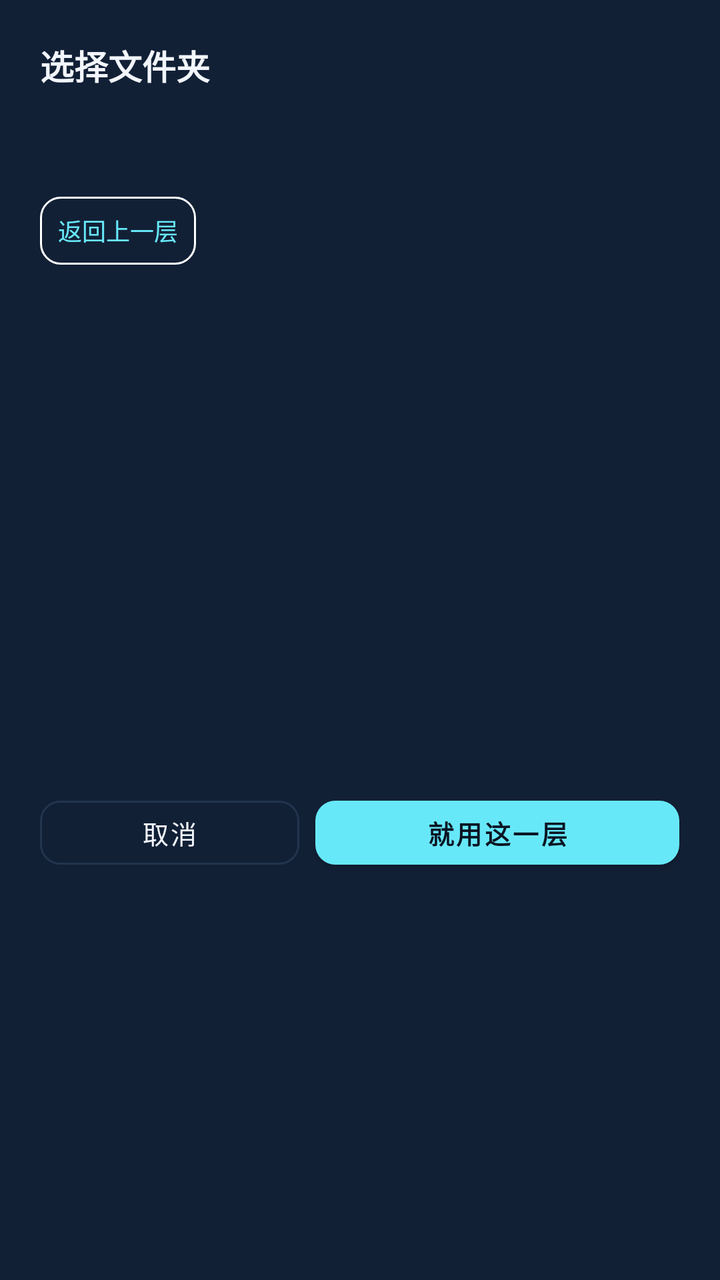
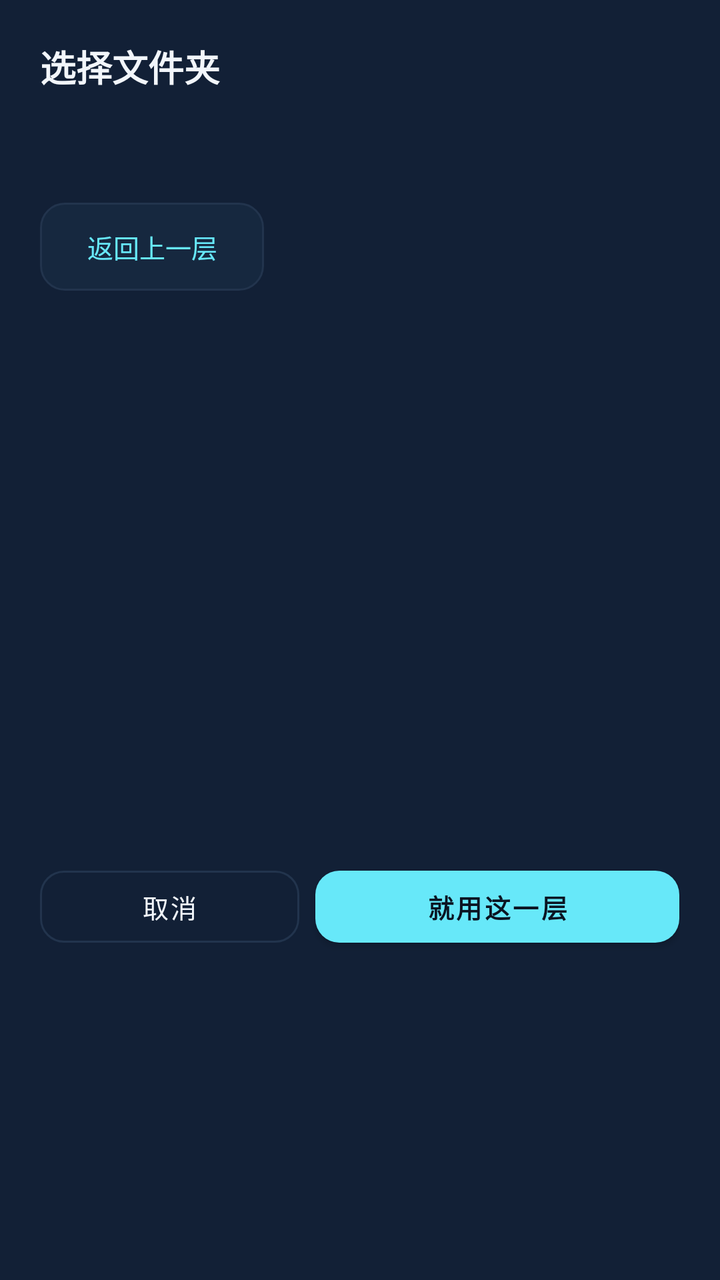

Two renders of the same Android screen: before a commit and after it. Below are the layout's source before the change and the commit's diff.
<!-- AndroidManifest.xml: application theme Theme.GazeReel -->
<!-- res/layout/dialog_folder.xml -->
<?xml version="1.0" encoding="utf-8"?>
<LinearLayout xmlns:android="http://schemas.android.com/apk/res/android"
    xmlns:app="http://schemas.android.com/apk/res-auto"
    android:layout_width="match_parent"
    android:layout_height="wrap_content"
    android:orientation="vertical"
    android:padding="20dp"
    android:background="@color/setup_card">

    <TextView
        android:layout_width="wrap_content"
        android:layout_height="wrap_content"
        android:text="@string/folder_title"
        android:textSize="17sp"
        android:textStyle="bold"
        android:textColor="@color/setup_text" />

    <TextView
        android:id="@+id/folderCrumb"
        android:layout_width="match_parent"
        android:layout_height="wrap_content"
        android:layout_marginTop="4dp"
        android:textSize="11sp"
        android:maxLines="2"
        android:ellipsize="middle"
        android:textColor="@color/setup_muted" />

    <TextView
        android:id="@+id/folderNote"
        android:layout_width="match_parent"
        android:layout_height="wrap_content"
        android:layout_marginTop="10dp"
        android:textSize="11sp"
        android:lineSpacingExtra="2dp"
        android:textColor="@color/setup_muted" />

    <TextView
        android:id="@+id/folderUp"
        android:layout_width="wrap_content"
        android:layout_height="wrap_content"
        android:layout_marginTop="10dp"
        android:minHeight="34dp"
        android:gravity="center_vertical"
        android:background="@drawable/bg_setup_chip"
        android:text="@string/folder_up"
        android:textSize="12sp"
        android:textColor="@color/setup_cyan" />

    <ScrollView
        android:layout_width="match_parent"
        android:layout_height="240dp"
        android:layout_marginTop="10dp"
        android:scrollbars="none">

        <LinearLayout
            android:id="@+id/folderList"
            android:layout_width="match_parent"
            android:layout_height="wrap_content"
            android:orientation="vertical" />
    </ScrollView>

    <LinearLayout
        android:layout_width="match_parent"
        android:layout_height="wrap_content"
        android:layout_marginTop="12dp"
        android:orientation="horizontal">

        <com.google.android.material.button.MaterialButton
            android:id="@+id/folderCancel"
            android:layout_width="0dp"
            android:layout_height="44dp"
            android:layout_weight="1"
            android:text="@string/folder_cancel"
            android:textSize="13sp"
            android:textColor="@color/setup_text"
            app:cornerRadius="10dp"
            app:strokeColor="@color/setup_border"
            app:strokeWidth="1dp"
            style="@style/Widget.MaterialComponents.Button.OutlinedButton" />

        <com.google.android.material.button.MaterialButton
            android:id="@+id/folderChoose"
            android:layout_width="0dp"
            android:layout_height="44dp"
            android:layout_weight="1.4"
            android:layout_marginStart="8dp"
            android:text="@string/folder_choose"
            android:textSize="13sp"
            android:textStyle="bold"
            android:textColor="@color/setup_deep"
            app:cornerRadius="10dp"
            app:backgroundTint="@color/setup_cyan" />
    </LinearLayout>

</LinearLayout>
<!-- resources referenced by this layout -->
<resources>
  <color name="setup_border">#FF22344D</color>
  <color name="setup_card">#FF122036</color>
  <color name="setup_cyan">#FF67E8F9</color>
  <color name="setup_deep">#FF0B1422</color>
  <color name="setup_muted">#FF8FA3BC</color>
  <color name="setup_text">#FFF2F6FB</color>
  <!-- drawable bg_setup_chip (drawable) -->
  <?xml version="1.0" encoding="utf-8"?>
  <shape xmlns:android="http://schemas.android.com/apk/res/android" android:shape="rectangle">
      <solid android:color="@android:color/transparent" />
      <stroke android:width="1dp" android:color="#FFFFFFFF" />
      <corners android:radius="10dp" />
      <padding android:left="9dp" android:top="3dp" android:right="9dp" android:bottom="3dp" />
  </shape>
  <string name="folder_cancel">取消</string>
  <string name="folder_choose">就用这一层</string>
  <string name="folder_title">选择文件夹</string>
  <string name="folder_up">返回上一层</string>
  <style name="Theme.GazeReel" parent="Theme.MaterialComponents.NoActionBar">
          <item name="colorPrimary">@color/brand_cyan</item>
          <item name="colorPrimaryDark">@color/setup_bg</item>
          <item name="colorAccent">@color/brand_cyan</item>
          <item name="android:colorBackground">@color/setup_bg</item>
          <item name="android:textColorPrimary">@color/setup_text</item>
          <item name="android:textColorHint">@color/setup_muted</item>
          <item name="android:windowLightStatusBar">false</item>
          <item name="android:statusBarColor">@color/setup_bg</item>
      </style>
  <color name="brand_cyan">#FF67E8F9</color>
  <color name="setup_bg">#FF0B1422</color>
</resources>

<!-- the commit's change to res/layout/dialog_folder.xml (unified diff, before → after) -->
@@ -11,7 +11,7 @@
         android:layout_width="wrap_content"
         android:layout_height="wrap_content"
         android:text="@string/folder_title"
-        android:textSize="17sp"
+        android:textSize="18sp"
         android:textStyle="bold"
         android:textColor="@color/setup_text" />
 
@@ -30,26 +30,27 @@
         android:layout_width="match_parent"
         android:layout_height="wrap_content"
         android:layout_marginTop="10dp"
-        android:textSize="11sp"
+        android:textSize="12sp"
         android:lineSpacingExtra="2dp"
         android:textColor="@color/setup_muted" />
 
     <TextView
         android:id="@+id/folderUp"
         android:layout_width="wrap_content"
-        android:layout_height="wrap_content"
+        android:layout_height="44dp"
         android:layout_marginTop="10dp"
-        android:minHeight="34dp"
-        android:gravity="center_vertical"
-        android:background="@drawable/bg_setup_chip"
+        android:minWidth="112dp"
+        android:gravity="center"
+        android:background="@drawable/bg_setup_action"
+        android:foreground="?attr/selectableItemBackground"
         android:text="@string/folder_up"
-        android:textSize="12sp"
+        android:textSize="13sp"
         android:textColor="@color/setup_cyan" />
 
     <ScrollView
         android:layout_width="match_parent"
-        android:layout_height="240dp"
-        android:layout_marginTop="10dp"
+        android:layout_height="260dp"
+        android:layout_marginTop="12dp"
         android:scrollbars="none">
 
         <LinearLayout
@@ -67,28 +68,28 @@
 
         <com.google.android.material.button.MaterialButton
             android:id="@+id/folderCancel"
+            style="@style/Widget.MaterialComponents.Button.OutlinedButton"
             android:layout_width="0dp"
-            android:layout_height="44dp"
+            android:layout_height="48dp"
             android:layout_weight="1"
             android:text="@string/folder_cancel"
             android:textSize="13sp"
             android:textColor="@color/setup_text"
-            app:cornerRadius="10dp"
+            app:cornerRadius="12dp"
             app:strokeColor="@color/setup_border"
-            app:strokeWidth="1dp"
-            style="@style/Widget.MaterialComponents.Button.OutlinedButton" />
+            app:strokeWidth="1dp" />
 
         <com.google.android.material.button.MaterialButton
             android:id="@+id/folderChoose"
             android:layout_width="0dp"
-            android:layout_height="44dp"
+            android:layout_height="48dp"
             android:layout_weight="1.4"
             android:layout_marginStart="8dp"
             android:text="@string/folder_choose"
             android:textSize="13sp"
             android:textStyle="bold"
             android:textColor="@color/setup_deep"
-            app:cornerRadius="10dp"
+            app:cornerRadius="12dp"
             app:backgroundTint="@color/setup_cyan" />
     </LinearLayout>
 
<!-- resource entries referenced after the edit -->
@@ -6,13 +6,12 @@
   <color name="setup_deep">#FF0B1422</color>
   <color name="setup_muted">#FF8FA3BC</color>
   <color name="setup_text">#FFF2F6FB</color>
-  <!-- drawable bg_setup_chip (drawable) -->
+  <!-- drawable bg_setup_action (drawable) -->
   <?xml version="1.0" encoding="utf-8"?>
   <shape xmlns:android="http://schemas.android.com/apk/res/android" android:shape="rectangle">
-      <solid android:color="@android:color/transparent" />
-      <stroke android:width="1dp" android:color="#FFFFFFFF" />
-      <corners android:radius="10dp" />
-      <padding android:left="9dp" android:top="3dp" android:right="9dp" android:bottom="3dp" />
+      <solid android:color="@color/setup_surface" />
+      <stroke android:width="1dp" android:color="@color/setup_border" />
+      <corners android:radius="12dp" />
   </shape>
   <string name="folder_cancel">取消</string>
   <string name="folder_choose">就用这一层</string>
@@ -28,6 +27,7 @@
           <item name="android:windowLightStatusBar">false</item>
           <item name="android:statusBarColor">@color/setup_bg</item>
       </style>
+  <color name="setup_surface">#FF16283F</color>
   <color name="brand_cyan">#FF67E8F9</color>
   <color name="setup_bg">#FF0B1422</color>
 </resources>
